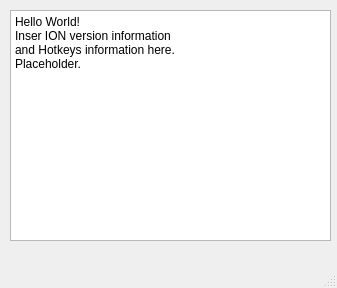
The window that frontend/SpaceZilla_ver0/Version_and_Hotkeys_ver0.ui (Cal-State-LA-Capstone/SpaceZilla-DTN-OVER-CFDP) describes before a commit, drawn with Qt 5.
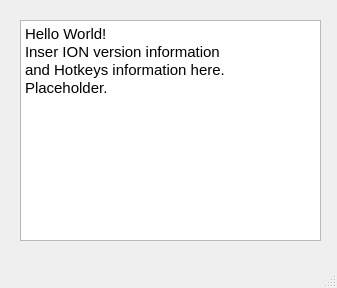
The same window after the commit.

Patch:
```diff
--- a/frontend/SpaceZilla_ver0/Version_and_Hotkeys_ver0.ui
+++ b/frontend/SpaceZilla_ver0/Version_and_Hotkeys_ver0.ui
@@ -14,20 +14,27 @@
    <string>MainWindow</string>
   </property>
   <widget class="QWidget" name="centralwidget">
-   <widget class="QPlainTextEdit" name="plainTextEdit">
+   <widget class="QTextBrowser" name="textBrowser">
     <property name="geometry">
      <rect>
-      <x>10</x>
-      <y>10</y>
-      <width>321</width>
-      <height>231</height>
+      <x>20</x>
+      <y>20</y>
+      <width>301</width>
+      <height>221</height>
      </rect>
     </property>
-    <property name="plainText">
-     <string>Hello World!
-Inser ION version information
-and Hotkeys information here.
-Placeholder.</string>
+    <property name="html">
+     <string>&lt;!DOCTYPE HTML PUBLIC &quot;-//W3C//DTD HTML 4.0//EN&quot; &quot;http://www.w3.org/TR/REC-html40/strict.dtd&quot;&gt;
+&lt;html&gt;&lt;head&gt;&lt;meta name=&quot;qrichtext&quot; content=&quot;1&quot; /&gt;&lt;meta charset=&quot;utf-8&quot; /&gt;&lt;style type=&quot;text/css&quot;&gt;
+p, li { white-space: pre-wrap; }
+hr { height: 1px; border-width: 0; }
+li.unchecked::marker { content: &quot;\2610&quot;; }
+li.checked::marker { content: &quot;\2612&quot;; }
+&lt;/style&gt;&lt;/head&gt;&lt;body style=&quot; font-family:'Ubuntu Sans'; font-size:11pt; font-weight:400; font-style:normal;&quot;&gt;
+&lt;p style=&quot; margin-top:0px; margin-bottom:0px; margin-left:0px; margin-right:0px; -qt-block-indent:0; text-indent:0px;&quot;&gt;Hello World!&lt;/p&gt;
+&lt;p style=&quot; margin-top:0px; margin-bottom:0px; margin-left:0px; margin-right:0px; -qt-block-indent:0; text-indent:0px;&quot;&gt;Inser ION version information&lt;/p&gt;
+&lt;p style=&quot; margin-top:0px; margin-bottom:0px; margin-left:0px; margin-right:0px; -qt-block-indent:0; text-indent:0px;&quot;&gt;and Hotkeys information here.&lt;/p&gt;
+&lt;p style=&quot; margin-top:0px; margin-bottom:0px; margin-left:0px; margin-right:0px; -qt-block-indent:0; text-indent:0px;&quot;&gt;Placeholder.&lt;/p&gt;&lt;/body&gt;&lt;/html&gt;</string>
     </property>
    </widget>
   </widget>
```
